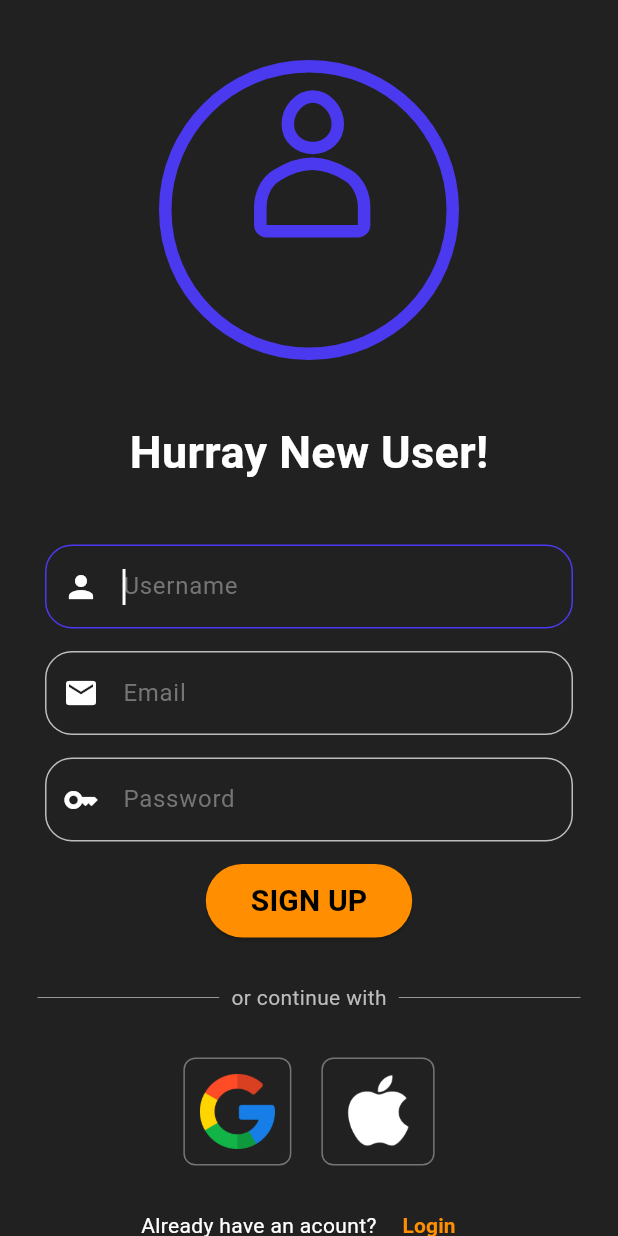
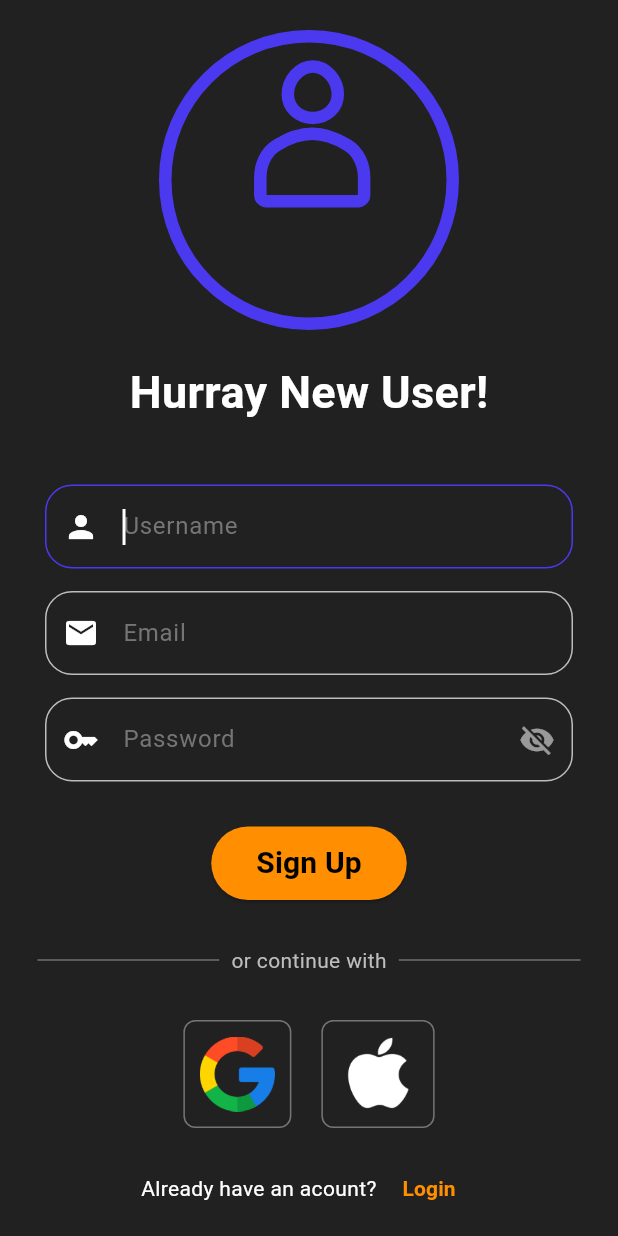
Before and after one commit to prajwalx7/user-authentication_UI, a Flutter app: the SignupScreen screen opened by its route, on a phone screen of 412 x 824 dp. Run offline on Flutter 3.47's test engine with Material 3 defaults, Android fonts, the phone set to English and light mode, and no system bars; our stand-ins replace firebase_auth, firebase_core, google_fonts, lottie, swipeable_button_view; accounts and stored records are empty.

```diff
--- a/lib/Screens/signup_screen.dart
+++ b/lib/Screens/signup_screen.dart
@@ -19,6 +19,8 @@ class _SignupPageState extends State<SignupScreen> {
   final TextEditingController _usernamecontroller = TextEditingController();
   final TextEditingController _emailcontroller = TextEditingController();
   final TextEditingController _passwordcontroller = TextEditingController();
+
+  bool _isvisible = true;
 
   @override
   void dispose() {
@@ -51,7 +53,7 @@ class _SignupPageState extends State<SignupScreen> {
                 mainAxisAlignment: MainAxisAlignment.center,
                 children: [
                   Padding(
-                    padding: const EdgeInsets.symmetric(vertical: 40),
+                    padding: const EdgeInsets.symmetric(vertical: 20),
                     child: Container(
                       child: Lottie.asset(
                         "assets/animations/signup.json",
@@ -164,8 +166,8 @@ class _SignupPageState extends State<SignupScreen> {
                       decoration: InputDecoration(
                           filled: true,
                           fillColor: Colors.transparent,
-                        prefixIcon:
-                            const Icon(Icons.key_outlined, color: Colors.white),
+                          prefixIcon: const Icon(Icons.key_outlined,
+                              color: Colors.white),
                           labelStyle: const TextStyle(color: buttoncolor),
                           hintText: 'Password',
                           hintStyle: TextStyle(color: Colors.grey.shade600),
@@ -187,8 +189,17 @@ class _SignupPageState extends State<SignupScreen> {
                             borderRadius: BorderRadius.circular(18.0),
                             borderSide: const BorderSide(color: Colors.red),
                           ),
-                      ),
-                      obscureText: true,
+                          suffixIcon: IconButton(
+                              icon: _isvisible
+                                  ? const Icon(Icons.visibility_off)
+                                  : const Icon(Icons.visibility),
+                              color: Colors.white54,
+                              onPressed: () {
+                                setState(() {
+                                  _isvisible = !_isvisible;
+                                });
+                              })),
+                      obscureText: _isvisible,
                       validator: (value) {
                         if (value == null || value.isEmpty) {
                           return 'Please enter a password';
@@ -201,7 +212,7 @@ class _SignupPageState extends State<SignupScreen> {
                     ),
                   ),
                   const SizedBox(
-                    height: 15,
+                    height: 30,
                   ),
                   ElevatedButton(
                     onPressed: _signUp,
@@ -212,7 +223,7 @@ class _SignupPageState extends State<SignupScreen> {
                       ),
                     ),
                     child: const Text(
-                      "SIGN UP",
+                      "Sign Up",
                       style: TextStyle(
                           color: Colors.black,
                           fontSize: 20,
```
Also changed, not shown: lib/Screens/login_screen.dart (+46 -17 lines). Lines whose indentation alone changed are shown as unchanged.
